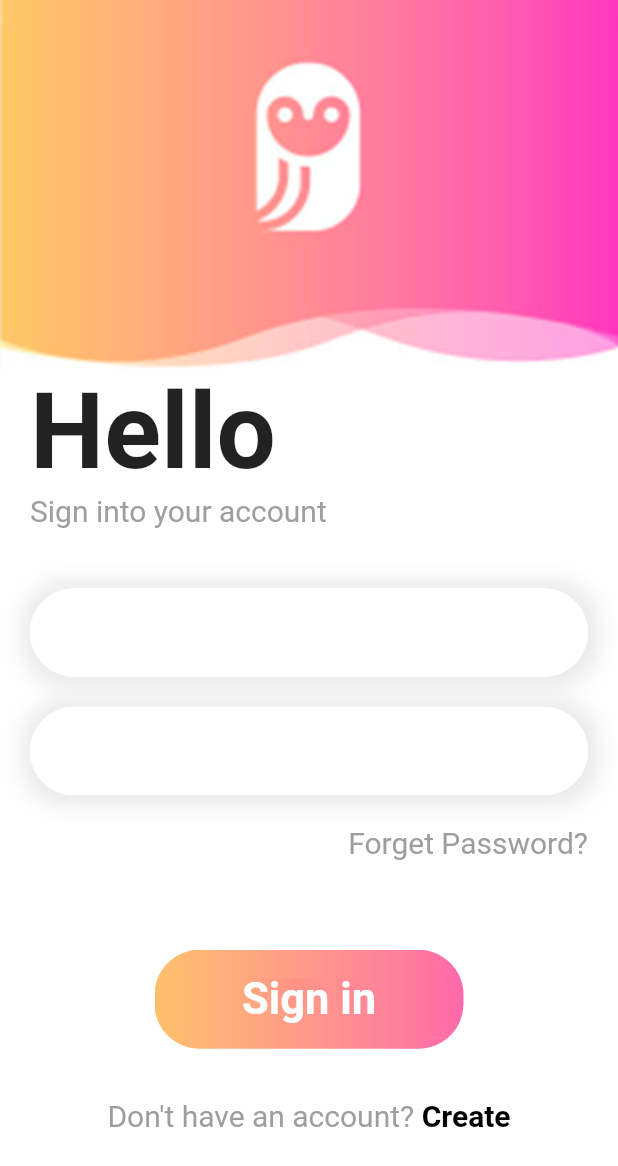
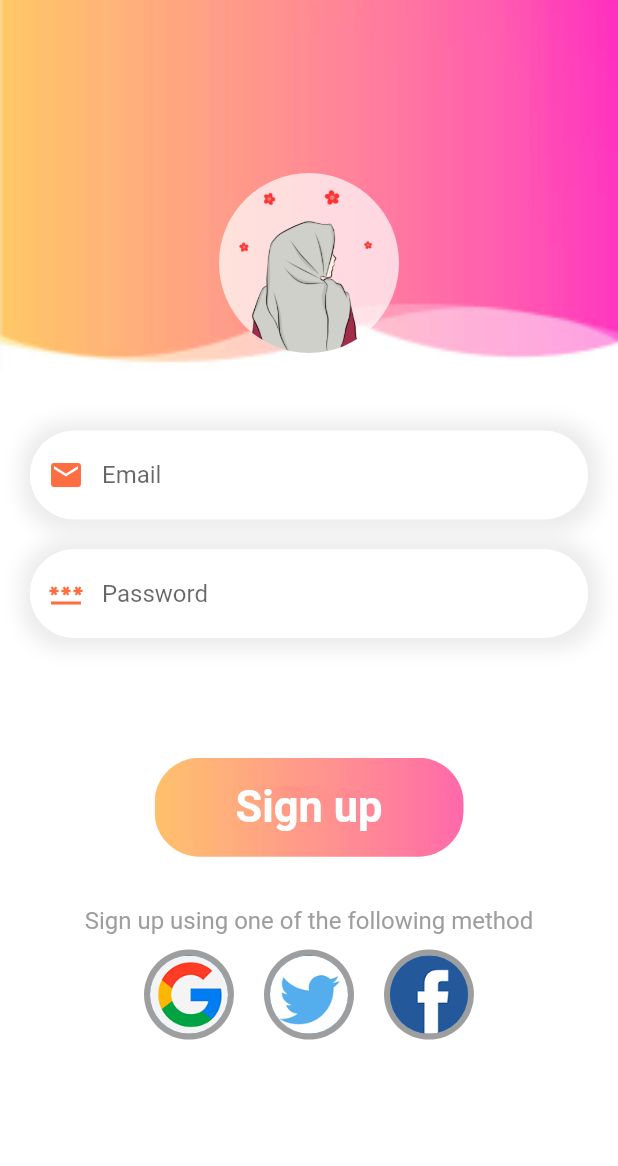
Before and after one commit to AyushPatel454/ASMP_Project, a Flutter app: the screen it shows after launch, on a phone screen of 412 x 824 dp. Shown: the top 1166 px of the screen. Run offline on Flutter 3.47's test engine with Material 2 defaults, Android fonts, the phone set to English and light mode, and no system bars.

Commit message:
Sign Up page added

```diff
--- a/flutter_project/login_page/lib/main.dart
+++ b/flutter_project/login_page/lib/main.dart
@@ -1,5 +1,6 @@
 import 'package:flutter/material.dart';
 import 'package:login_page/login_screen.dart';
+import 'package:login_page/signup_page.dart';
 
 void main() {
   runApp(const MyApp());
@@ -16,7 +17,7 @@ class MyApp extends StatelessWidget {
       theme: ThemeData(
         primarySwatch: Colors.blue,
       ),
-      home: LoginPage()
+      home: SignUpPage()
     );
   }
 }
--- /dev/null
+++ b/flutter_project/login_page/lib/signup_page.dart
@@ -0,0 +1,198 @@
+import 'package:flutter/material.dart';
+
+class SignUpPage extends StatelessWidget {
+  const SignUpPage({Key? key}) : super(key: key);
+
+  @override
+  Widget build(BuildContext context) {
+    List images = [
+      "g.png",
+      "t.png",
+      "f.png"
+    ];
+    double w = MediaQuery.of(context).size.width;
+    double h = MediaQuery.of(context).size.height;
+    return Scaffold(
+      backgroundColor: Colors.white,
+      body: Column(
+        children: [
+          Container(
+            width: w,
+            height: h*0.3,
+            decoration: BoxDecoration(
+                image: DecorationImage(
+                    image: AssetImage(
+                        "img/signup.png"
+                    ),
+                    fit: BoxFit.cover
+                )
+            ),
+            child: Column(
+              children: [
+                SizedBox(height: h*0.14,),
+                CircleAvatar(
+                  backgroundColor: Colors.white70,
+                  radius: 60,
+                  backgroundImage: AssetImage(
+                    "img/profile1.png"
+                  ),
+                )
+              ],
+            ),
+          ),
+          Container(
+            margin: const EdgeInsets.only(left: 20, right: 20),
+            width: w,
+            child: Column(
+              crossAxisAlignment: CrossAxisAlignment.start,
+              children: [
+                SizedBox(height: 40,),
+                Container(
+                  decoration: BoxDecoration(
+                      color: Colors.white,
+                      borderRadius: BorderRadius.circular(30),
+                      boxShadow: [
+                        BoxShadow(
+                            blurRadius: 10,
+                            spreadRadius: 7,
+                            offset: Offset(1,1),
+                            color: Colors.grey.withOpacity(0.2)
+                        )
+                      ]
+                  ),
+                  child: TextField(
+                    decoration: InputDecoration(
+                      hintText: "Email",
+                        prefixIcon: Icon(Icons.email, color: Colors.deepOrangeAccent),
+                        focusedBorder: OutlineInputBorder(
+                            borderRadius: BorderRadius.circular(30),
+                            borderSide: BorderSide(
+                                color: Colors.white,
+                                width: 1.0
+                            )
+                        ),
+                        enabledBorder: OutlineInputBorder(
+                            borderRadius: BorderRadius.circular(30),
+                            borderSide: BorderSide(
+                                color: Colors.white,
+                                width: 1.0
+                            )
+                        ),
+                        border: OutlineInputBorder(
+                            borderRadius: BorderRadius.circular(30)
+                        )
+                    ),
+                  ),
+                ),
+                SizedBox(height: 20,),
+                Container(
+                  decoration: BoxDecoration(
+                      color: Colors.white,
+                      borderRadius: BorderRadius.circular(30),
+                      boxShadow: [
+                        BoxShadow(
+                            blurRadius: 10,
+                            spreadRadius: 7,
+                            offset: Offset(1,1),
+                            color: Colors.grey.withOpacity(0.2)
+                        )
+                      ]
+                  ),
+                  child: TextField(
+                    decoration: InputDecoration(
+                        hintText: "Password",
+                        prefixIcon: Icon(Icons.password_outlined, color: Colors.deepOrangeAccent),
+                        focusedBorder: OutlineInputBorder(
+                            borderRadius: BorderRadius.circular(30),
+                            borderSide: BorderSide(
+                                color: Colors.white,
+                                width: 1.0
+                            )
+                        ),
+                        enabledBorder: OutlineInputBorder(
+                            borderRadius: BorderRadius.circular(30),
+                            borderSide: BorderSide(
+                                color: Colors.white,
+                                width: 1.0
+                            )
+                        ),
+                        border: OutlineInputBorder(
+                            borderRadius: BorderRadius.circular(30)
+                        )
+                    ),
+                  ),
+                ),
+                SizedBox(height: 20,),
+                // Row(
+                //   children: [
+                //     Expanded(child: Container(),),
+                //     Text(
+                //       "Forget Password?",
+                //       style: TextStyle(
+                //         fontSize: 20,
+                //         color: Colors.grey[500],
+                //       ),
+                //     ),
+                //   ],
+                // )
+              ],
+            ),
+          ),
+          SizedBox(height: 60,),
+          Container(
+            width: w*0.5,
+            height: h*0.08,
+            decoration: BoxDecoration(
+                borderRadius: BorderRadius.circular(30),
+                image: DecorationImage(
+                    image: AssetImage(
+                        "img/loginbtn.png"
+                    ),
+                    fit: BoxFit.cover
+                )
+            ),
+            child: Center(
+              child: Text(
+                "Sign up",
+                style: TextStyle(
+                    fontSize: 29,
+                    fontWeight: FontWeight.bold,
+                    color: Colors.white
+                ),
+              ),
+            ),
+          ),
+          SizedBox(height: w*0.08,),
+          RichText(text: TextSpan(
+              text: "Sign up using one of the following method",
+              style: TextStyle(
+                  color: Colors.grey[500],
+                  fontSize: 16
+              ),
+          )
+          ),
+          Wrap(
+            children: List<Widget>.generate(
+              3,
+                (index) {
+                return Padding(
+                  padding: const EdgeInsets.all(10.0),
+                  child: CircleAvatar(
+                    radius: 30,
+                    backgroundColor: Colors.grey[500],
+                    child: CircleAvatar(
+                      radius: 26,
+                      backgroundImage: AssetImage(
+                        "img/"+images[index]
+                      ),
+                    ),
+                  ),
+                );
+                }
+            ),
+          )
+        ],
+      ),
+    );
+  }
+}
```
